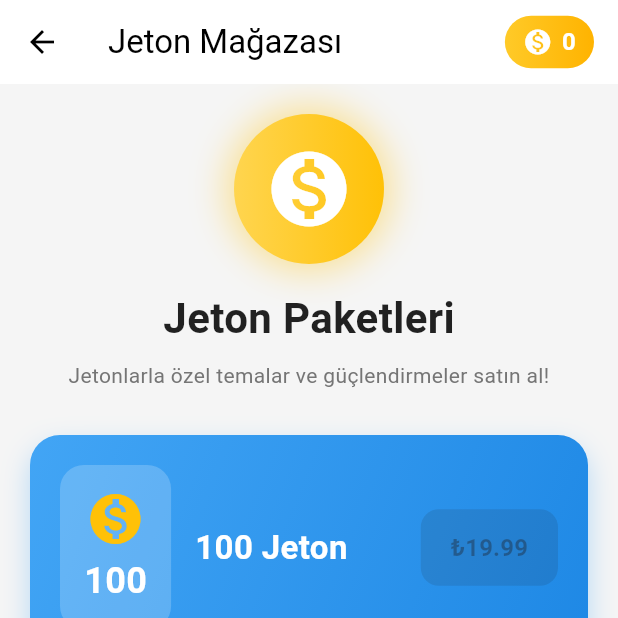
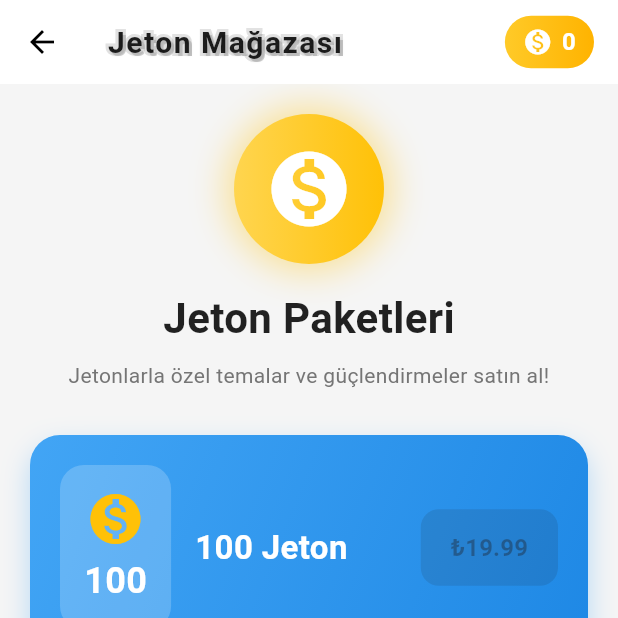
Before and after one commit to gokhananac66/Gokhan, a Flutter app: the TokenShopScreen screen opened directly, on a phone screen of 412 x 824 dp, the top half of it. Run offline on Flutter 3.47's test engine with Material 3 defaults, Android fonts, the phone set to English and light mode, and no system bars; our stand-ins replace audioplayers, firebase_auth, firebase_core, firebase_database, google_sign_in, in_app_purchase and 1 more; accounts and stored records are empty; network calls fail; statements that could not run were skipped.

Commit message:
Tüm menü başlıklarına 3D font efekti eklendi
- ProfileScreen AppBar başlığı 3D font
- StatisticsScreen AppBar başlığı 3D font
- SystemSettingsScreen AppBar başlığı 3D font
- LeaderboardScreen AppBar başlığı 3D font
- FriendsScreen AppBar başlığı 3D font
- TokenShopScreen AppBar başlığı 3D font

Tüm ekranlar artık tutarlı 3D font stili kullanıyor.

```diff
--- a/test_sudoku/lib/screens/token_shop_screen.dart
+++ b/test_sudoku/lib/screens/token_shop_screen.dart
@@ -1,6 +1,7 @@
 import 'package:flutter/material.dart';
 import '../services/token_service.dart';
 import '../app_localizations.dart';
+import '../widgets/text_3d.dart';
 
 class TokenShopScreen extends StatefulWidget {
   const TokenShopScreen({super.key});
@@ -102,7 +103,12 @@ class _TokenShopScreenState extends State<TokenShopScreen> {
     return Scaffold(
       backgroundColor: isDark ? const Color(0xFF121212) : Colors.grey.shade100,
       appBar: AppBar(
-        title: const Text('Jeton Mağazası'),
+        title: Text3D(
+          text: 'Jeton Mağazası',
+          fontSize: 20,
+          color: isDark ? Colors.white : Colors.black87,
+          shadowColor: isDark ? Colors.black : Colors.grey,
+        ),
         actions: [
           // Mevcut jeton göstergesi
           Container(
```
Also changed, not shown: test_sudoku/lib/screens/friends_screen.dart (+7 -1 lines), test_sudoku/lib/screens/leaderboard_screen.dart (+7 -1 lines), test_sudoku/lib/screens/profile_screen.dart (+7 -1 lines), test_sudoku/lib/screens/statistics_screen.dart (+7 -1 lines), test_sudoku/lib/screens/system_settings_screen.dart (+7 -1 lines).
